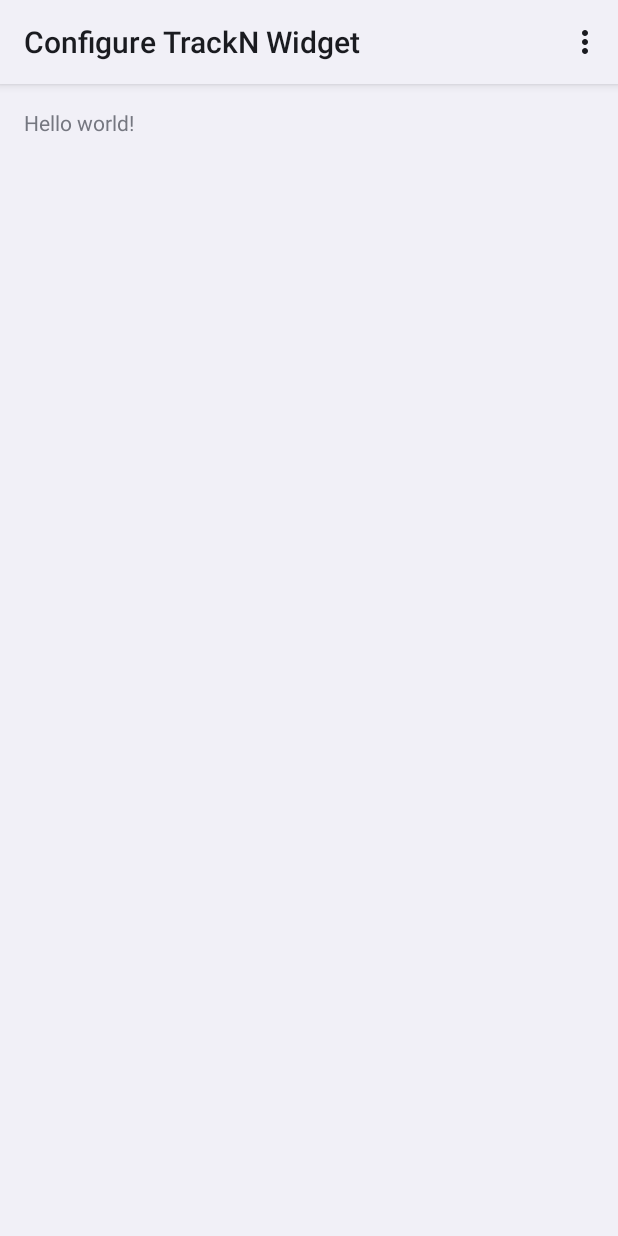
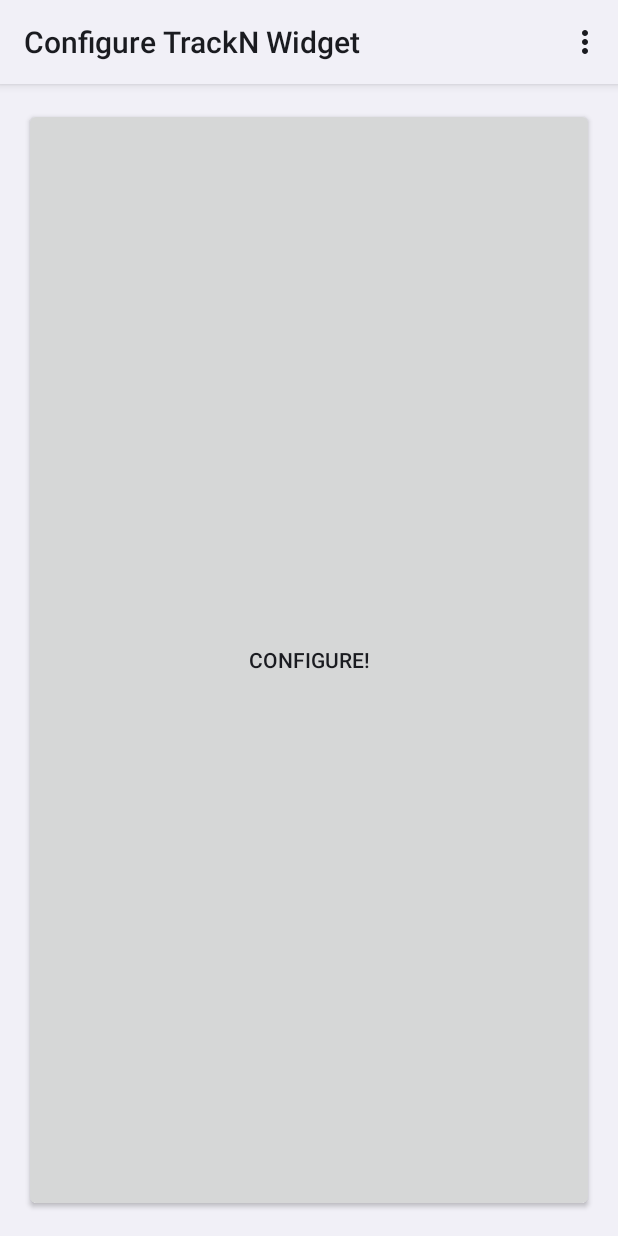
Before and after one commit to athulacharya/Trackn, an Android app: the TrackWidgetConfigure screen opened directly, with no data from a screen before it, on a phone screen of 412 x 824 dp. Run offline under Robolectric (Android 15) with nearby library versions, the phone set to English and light mode, and no system bars.

Commit message:
Configure activity runs. Widget works again.

```diff
--- a/app/src/main/java/com/athulacharya/trackn/TrackWidgetConfigure.java
+++ b/app/src/main/java/com/athulacharya/trackn/TrackWidgetConfigure.java
@@ -1,19 +1,51 @@
 package com.athulacharya.trackn;
 
 import android.app.Activity;
+import android.appwidget.AppWidgetManager;
+import android.content.Intent;
 import android.os.Bundle;
 import android.view.Menu;
 import android.view.MenuItem;
+import android.view.View;
 
 
 public class TrackWidgetConfigure extends Activity {
+
+    private int appWidgetId;
 
     @Override
     protected void onCreate(Bundle savedInstanceState) {
         super.onCreate(savedInstanceState);
         setContentView(R.layout.activity_track_widget_configure);
+
+        // Get the created widget's ID
+        Intent intent = getIntent();
+        Bundle extras = intent.getExtras();
+        if (extras != null) {
+            appWidgetId = extras.getInt(
+                    AppWidgetManager.EXTRA_APPWIDGET_ID,
+                    AppWidgetManager.INVALID_APPWIDGET_ID);
+        }
+
+        // Set default return intent in case user backs out
+        Intent resultValue = new Intent();
+        setResult(RESULT_CANCELED, resultValue);
     }
 
+    public void cleanup(View view) {
+        // Tell the widget to update
+        // TODO: Refactor the important code in onUpdate into a static method, which is basically what I'm using it as
+        // TODO: Change in AddNDialogActivity too
+        TrackWidgetProvider twp = new TrackWidgetProvider();
+        int[] ids = {appWidgetId};
+        twp.onUpdate(this, AppWidgetManager.getInstance(this), ids);
+
+        // Send return intent
+        Intent resultValue = new Intent();
+        resultValue.putExtra(AppWidgetManager.EXTRA_APPWIDGET_ID, appWidgetId);
+        setResult(RESULT_OK, resultValue);
+        finish();
+    }
 
     @Override
     public boolean onCreateOptionsMenu(Menu menu) {
--- a/app/src/main/res/layout/activity_track_widget_configure.xml
+++ b/app/src/main/res/layout/activity_track_widget_configure.xml
@@ -1,12 +1,22 @@
-<RelativeLayout xmlns:android="http://schemas.android.com/apk/res/android"
-    xmlns:tools="http://schemas.android.com/tools" android:layout_width="match_parent"
-    android:layout_height="match_parent" android:paddingLeft="@dimen/activity_horizontal_margin"
+<LinearLayout
+    xmlns:android="http://schemas.android.com/apk/res/android"
+    xmlns:tools="http://schemas.android.com/tools"
+
+    android:orientation="vertical"
+    android:layout_width="match_parent"
+    android:layout_height="match_parent"
+    android:paddingLeft="@dimen/activity_horizontal_margin"
     android:paddingRight="@dimen/activity_horizontal_margin"
     android:paddingTop="@dimen/activity_vertical_margin"
     android:paddingBottom="@dimen/activity_vertical_margin"
+
     tools:context="com.athulacharya.trackn.TrackWidgetConfigure">
 
-    <TextView android:text="@string/hello_world" android:layout_width="wrap_content"
-        android:layout_height="wrap_content" />
+    <Button
+        android:layout_width="match_parent"
+        android:layout_height="match_parent"
+        android:text="Configure!"
+        android:onClick="cleanup"
+        />
 
-</RelativeLayout>
+</LinearLayout>
```
